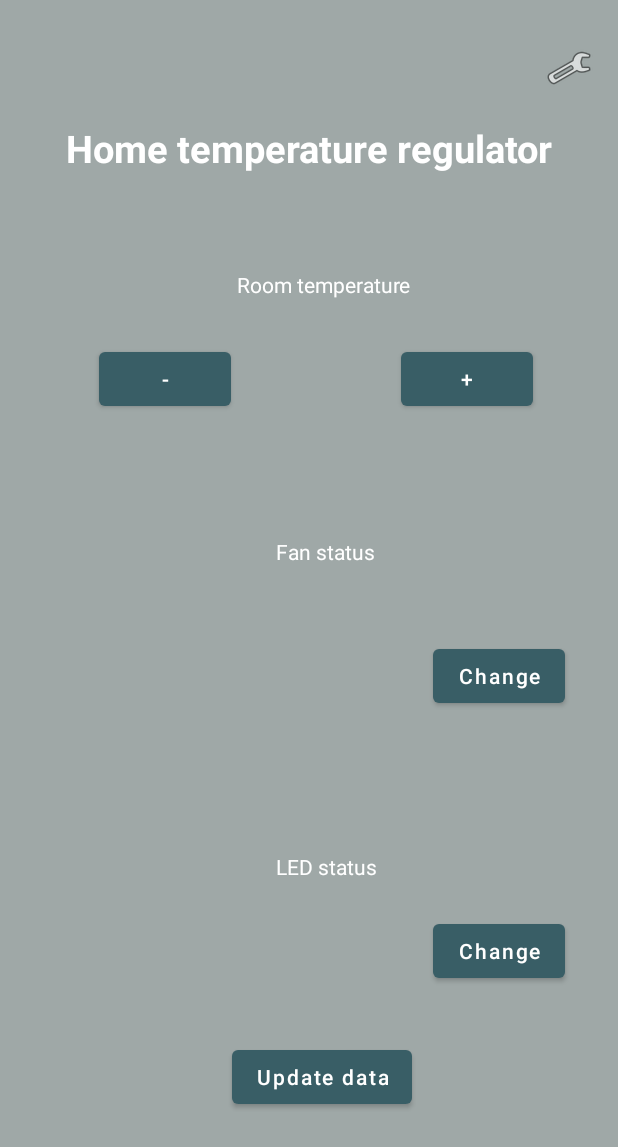
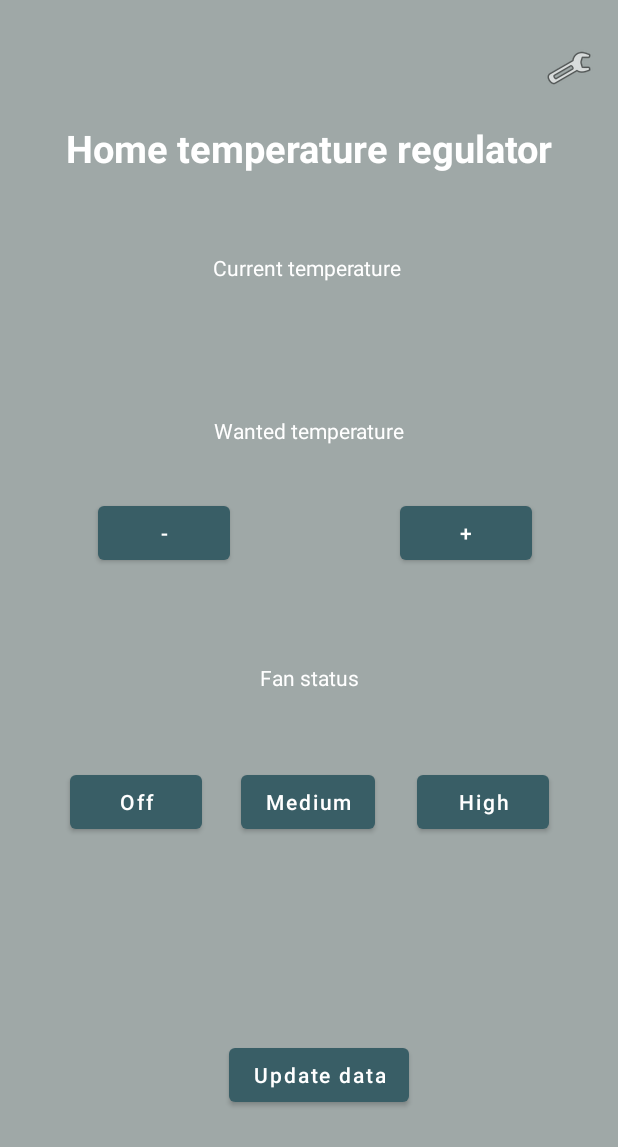
Before and after one commit to Swipez1337/IoT_Thingspeak, an Android app: the screen it shows after launch (MainActivity), on a phone screen of 412 x 824 dp. Shown: the top 1147 px of the screen. Run offline under Robolectric (Android 15) with nearby library versions, the phone set to English and light mode, and no system bars; our stand-ins replace Volley, navigation-ui.

Commit message:
design changes and strings

```diff
--- a/app/src/main/res/layout/fragment_first.xml
+++ b/app/src/main/res/layout/fragment_first.xml
@@ -7,40 +7,16 @@
     tools:context=".FirstFragment">
 
     <TextView
-        android:id="@+id/textview1"
-        android:layout_width="wrap_content"
-        android:layout_height="wrap_content"
-        android:text="@string/thingspeak_temp"
-        app:layout_constraintBottom_toBottomOf="parent"
-        app:layout_constraintEnd_toEndOf="parent"
-        app:layout_constraintHorizontal_bias="0.534"
-        app:layout_constraintStart_toStartOf="parent"
-        app:layout_constraintTop_toTopOf="parent"
-        app:layout_constraintVertical_bias="0.224" />
-
-    <TextView
-        android:id="@+id/textview3"
-        android:layout_width="wrap_content"
-        android:layout_height="wrap_content"
-        android:text="@string/fanStatus"
-        app:layout_constraintBottom_toBottomOf="parent"
-        app:layout_constraintEnd_toEndOf="parent"
-        app:layout_constraintHorizontal_bias="0.531"
-        app:layout_constraintStart_toStartOf="parent"
-        app:layout_constraintTop_toTopOf="parent"
-        app:layout_constraintVertical_bias="0.445" />
-
-    <TextView
         android:id="@+id/textview4"
         android:layout_width="wrap_content"
         android:layout_height="wrap_content"
         android:text="@string/ledStatus"
         app:layout_constraintBottom_toBottomOf="parent"
         app:layout_constraintEnd_toEndOf="parent"
-        app:layout_constraintHorizontal_bias="0.534"
+        app:layout_constraintHorizontal_bias="0.497"
         app:layout_constraintStart_toStartOf="parent"
         app:layout_constraintTop_toTopOf="parent"
-        app:layout_constraintVertical_bias="0.706" />
+        app:layout_constraintVertical_bias="0.21" />
 
     <TextView
         android:id="@+id/textview"
@@ -63,10 +39,10 @@
         android:textAllCaps="false"
         app:layout_constraintBottom_toBottomOf="parent"
         app:layout_constraintEnd_toEndOf="parent"
-        app:layout_constraintHorizontal_bias="0.53"
+        app:layout_constraintHorizontal_bias="0.498"
         app:layout_constraintStart_toStartOf="parent"
         app:layout_constraintTop_toTopOf="parent"
-        app:layout_constraintVertical_bias="0.528" />
+        app:layout_constraintVertical_bias="0.591" />
 
     <TextView
         android:id="@+id/textview6"
@@ -76,10 +52,10 @@
         android:textAllCaps="false"
         app:layout_constraintBottom_toBottomOf="parent"
         app:layout_constraintEnd_toEndOf="parent"
-        app:layout_constraintHorizontal_bias="0.53"
+        app:layout_constraintHorizontal_bias="0.498"
         app:layout_constraintStart_toStartOf="parent"
         app:layout_constraintTop_toTopOf="parent"
-        app:layout_constraintVertical_bias="0.303" />
+        app:layout_constraintVertical_bias="0.429" />
 
     <TextView
         android:id="@+id/textview5"
@@ -89,38 +65,63 @@
         android:textAllCaps="false"
         app:layout_constraintBottom_toBottomOf="parent"
         app:layout_constraintEnd_toEndOf="parent"
-        app:layout_constraintHorizontal_bias="0.53"
+        app:layout_constraintHorizontal_bias="0.498"
         app:layout_constraintStart_toStartOf="parent"
         app:layout_constraintTop_toTopOf="parent"
-        app:layout_constraintVertical_bias="0.783" />
+        app:layout_constraintVertical_bias="0.272" />
+
+    <Button
+        android:id="@+id/button2"
+        android:layout_width="wrap_content"
+        android:layout_height="wrap_content"
+        android:onClick="clickButton2"
+        android:text="@string/fan_med"
+        android:textAllCaps="false"
+        app:layout_constraintBottom_toBottomOf="parent"
+        app:layout_constraintEnd_toEndOf="parent"
+        app:layout_constraintHorizontal_bias="0.498"
+        app:layout_constraintStart_toStartOf="parent"
+        app:layout_constraintTop_toTopOf="parent"
+        app:layout_constraintVertical_bias="0.658" />
 
     <Button
         android:id="@+id/button1"
         android:layout_width="wrap_content"
         android:layout_height="wrap_content"
         android:onClick="clickButton0"
-        android:text="@string/change"
+        android:text="@string/fan_high"
         android:textAllCaps="false"
         app:layout_constraintBottom_toBottomOf="parent"
         app:layout_constraintEnd_toEndOf="parent"
-        app:layout_constraintHorizontal_bias="0.891"
+        app:layout_constraintHorizontal_bias="0.857"
         app:layout_constraintStart_toStartOf="parent"
         app:layout_constraintTop_toTopOf="parent"
-        app:layout_constraintVertical_bias="0.55" />
+        app:layout_constraintVertical_bias="0.658" />
 
     <Button
-        android:id="@+id/button2"
+        android:id="@+id/button5"
         android:layout_width="wrap_content"
         android:layout_height="wrap_content"
         android:onClick="clickButton2"
-        android:text="@string/change"
+        android:text="@string/fan_low"
         android:textAllCaps="false"
         app:layout_constraintBottom_toBottomOf="parent"
         app:layout_constraintEnd_toEndOf="parent"
-        app:layout_constraintHorizontal_bias="0.891"
+        app:layout_constraintHorizontal_bias="0.145"
         app:layout_constraintStart_toStartOf="parent"
         app:layout_constraintTop_toTopOf="parent"
-        app:layout_constraintVertical_bias="0.786" />
+        app:layout_constraintVertical_bias="0.658" />
+
+    <TextView
+        android:id="@+id/textview3"
+        android:layout_width="wrap_content"
+        android:layout_height="wrap_content"
+        android:text="@string/fanStatus"
+        app:layout_constraintBottom_toBottomOf="parent"
+        app:layout_constraintEnd_toEndOf="parent"
+        app:layout_constraintStart_toStartOf="parent"
+        app:layout_constraintTop_toTopOf="parent"
+        app:layout_constraintVertical_bias="0.549" />
 
     <Button
         android:id="@+id/button3"
@@ -131,10 +132,10 @@
         android:textAllCaps="false"
         app:layout_constraintBottom_toBottomOf="parent"
         app:layout_constraintEnd_toEndOf="parent"
-        app:layout_constraintHorizontal_bias="0.204"
+        app:layout_constraintHorizontal_bias="0.201"
         app:layout_constraintStart_toStartOf="parent"
         app:layout_constraintTop_toTopOf="parent"
-        app:layout_constraintVertical_bias="0.295" />
+        app:layout_constraintVertical_bias="0.427" />
 
     <Button
         android:id="@+id/button4"
@@ -145,10 +146,21 @@
         android:textAllCaps="false"
         app:layout_constraintBottom_toBottomOf="parent"
         app:layout_constraintEnd_toEndOf="parent"
-        app:layout_constraintHorizontal_bias="0.826"
+        app:layout_constraintHorizontal_bias="0.823"
         app:layout_constraintStart_toStartOf="parent"
         app:layout_constraintTop_toTopOf="parent"
-        app:layout_constraintVertical_bias="0.295" />
+        app:layout_constraintVertical_bias="0.427" />
+
+    <TextView
+        android:id="@+id/textview1"
+        android:layout_width="wrap_content"
+        android:layout_height="wrap_content"
+        android:text="@string/thingspeak_temp"
+        app:layout_constraintBottom_toBottomOf="parent"
+        app:layout_constraintEnd_toEndOf="parent"
+        app:layout_constraintStart_toStartOf="parent"
+        app:layout_constraintTop_toTopOf="parent"
+        app:layout_constraintVertical_bias="0.345" />
 
     <Button
         android:id="@+id/button"
@@ -159,10 +171,10 @@
         android:textAllCaps="false"
         app:layout_constraintBottom_toBottomOf="parent"
         app:layout_constraintEnd_toEndOf="parent"
-        app:layout_constraintHorizontal_bias="0.529"
+        app:layout_constraintHorizontal_bias="0.522"
         app:layout_constraintStart_toStartOf="parent"
         app:layout_constraintTop_toTopOf="parent"
-        app:layout_constraintVertical_bias="0.894" />
+        app:layout_constraintVertical_bias="0.893" />
 
     <ImageView
         android:id="@+id/imageView1"
--- a/app/src/main/res/values/strings.xml
+++ b/app/src/main/res/values/strings.xml
@@ -9,10 +9,13 @@
     <string name="previous">Previous</string>
     <string name="thingspeakAction_LEDon">On</string>
     <string name="thingspeakAction_LEDoff">Off</string>
-    <string name="thingspeak_temp">Room temperature</string>
+    <string name="thingspeak_temp">Wanted temperature</string>
     <string name="settings_desc">Settings section of the app</string>
     <string name="fanStatus">Fan status</string>
-    <string name="ledStatus">LED status</string>
+    <string name="fan_low">Off</string>
+    <string name="fan_med">Medium</string>
+    <string name="fan_high">High</string>
+    <string name="ledStatus">Current temperature</string>
     <string name="Reload">Update data</string>
     <string name="Thingspeak_account">ThingSpeak account settings</string>
     <string name="Account_preferences">Account preferences</string>
```
